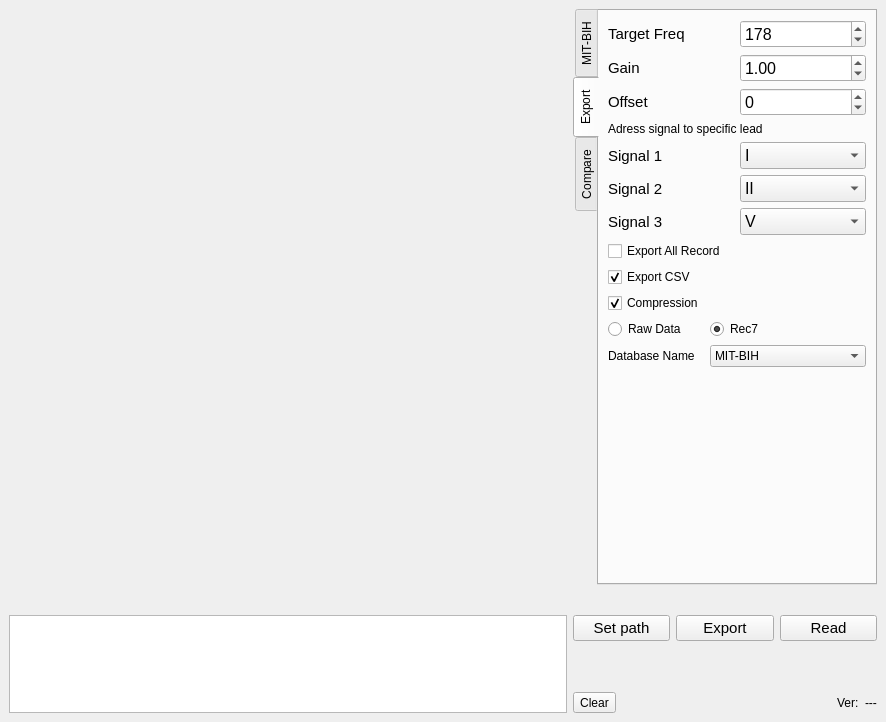
Old version of the form src/Views/mainwindow.ui in the repository erfanmohammadzadeh/QCardio.
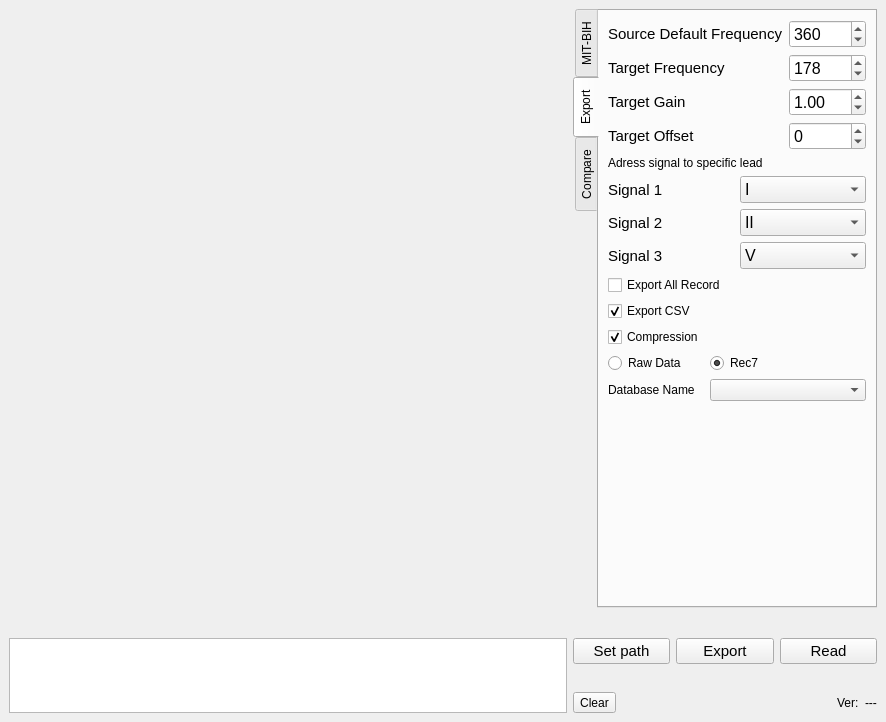
New version of the form.

Commit message: add AHA dataset read doc and source freq

Diff of the .ui file:
```diff
--- a/src/Views/mainwindow.ui
+++ b/src/Views/mainwindow.ui
@@ -176,28 +176,7 @@
              </widget>
             </item>
             <item row="4" column="1" colspan="2">
-             <widget class="QComboBox" name="comboBoxDatabaseName">
-              <item>
-               <property name="text">
-                <string>MIT-BIH</string>
-               </property>
-              </item>
-              <item>
-               <property name="text">
-                <string>AHA</string>
-               </property>
-              </item>
-              <item>
-               <property name="text">
-                <string>ESC</string>
-               </property>
-              </item>
-              <item>
-               <property name="text">
-                <string>CU</string>
-               </property>
-              </item>
-             </widget>
+             <widget class="QComboBox" name="comboBoxDatabaseName"/>
             </item>
            </layout>
           </item>
@@ -348,7 +327,19 @@
           </item>
           <item row="0" column="0" colspan="3">
            <layout class="QGridLayout" name="gridLayoutFreq">
-            <item row="0" column="1">
+            <item row="1" column="0">
+             <widget class="QLabel" name="labelTargetFreq">
+              <property name="font">
+               <font>
+                <pointsize>11</pointsize>
+               </font>
+              </property>
+              <property name="text">
+               <string>Target Frequency</string>
+              </property>
+             </widget>
+            </item>
+            <item row="1" column="1">
              <widget class="QSpinBox" name="spinBoxTargetFreq">
               <property name="font">
                <font>
@@ -366,7 +357,22 @@
               </property>
              </widget>
             </item>
-            <item row="1" column="1">
+            <item row="3" column="1">
+             <widget class="QSpinBox" name="spinBoxOffset">
+              <property name="font">
+               <font>
+                <pointsize>12</pointsize>
+               </font>
+              </property>
+              <property name="minimum">
+               <number>-2000</number>
+              </property>
+              <property name="maximum">
+               <number>2000</number>
+              </property>
+             </widget>
+            </item>
+            <item row="2" column="1">
              <widget class="QDoubleSpinBox" name="doubleSpinBoxGain">
               <property name="font">
                <font>
@@ -381,19 +387,7 @@
               </property>
              </widget>
             </item>
-            <item row="0" column="0">
-             <widget class="QLabel" name="labelTargetFreq">
-              <property name="font">
-               <font>
-                <pointsize>11</pointsize>
-               </font>
-              </property>
-              <property name="text">
-               <string>Target Freq</string>
-              </property>
-             </widget>
-            </item>
-            <item row="1" column="0">
+            <item row="2" column="0">
              <widget class="QLabel" name="labelGain">
               <property name="font">
                <font>
@@ -401,26 +395,11 @@
                </font>
               </property>
               <property name="text">
-               <string>Gain</string>
+               <string>Target Gain</string>
               </property>
              </widget>
             </item>
-            <item row="2" column="1">
-             <widget class="QSpinBox" name="spinBoxOffset">
-              <property name="font">
-               <font>
-                <pointsize>12</pointsize>
-               </font>
-              </property>
-              <property name="minimum">
-               <number>-2000</number>
-              </property>
-              <property name="maximum">
-               <number>2000</number>
-              </property>
-             </widget>
-            </item>
-            <item row="2" column="0">
+            <item row="3" column="0">
              <widget class="QLabel" name="labelOffset">
               <property name="font">
                <font>
@@ -428,7 +407,37 @@
                </font>
               </property>
               <property name="text">
-               <string>Offset</string>
+               <string>Target Offset</string>
+              </property>
+             </widget>
+            </item>
+            <item row="0" column="0">
+             <widget class="QLabel" name="label">
+              <property name="font">
+               <font>
+                <pointsize>11</pointsize>
+               </font>
+              </property>
+              <property name="text">
+               <string>Source Default Frequency</string>
+              </property>
+             </widget>
+            </item>
+            <item row="0" column="1">
+             <widget class="QSpinBox" name="spinBoxSourceFreq">
+              <property name="font">
+               <font>
+                <pointsize>12</pointsize>
+               </font>
+              </property>
+              <property name="minimum">
+               <number>1</number>
+              </property>
+              <property name="maximum">
+               <number>1000</number>
+              </property>
+              <property name="value">
+               <number>360</number>
               </property>
              </widget>
             </item>
```
The commit also changes 9 other files.
